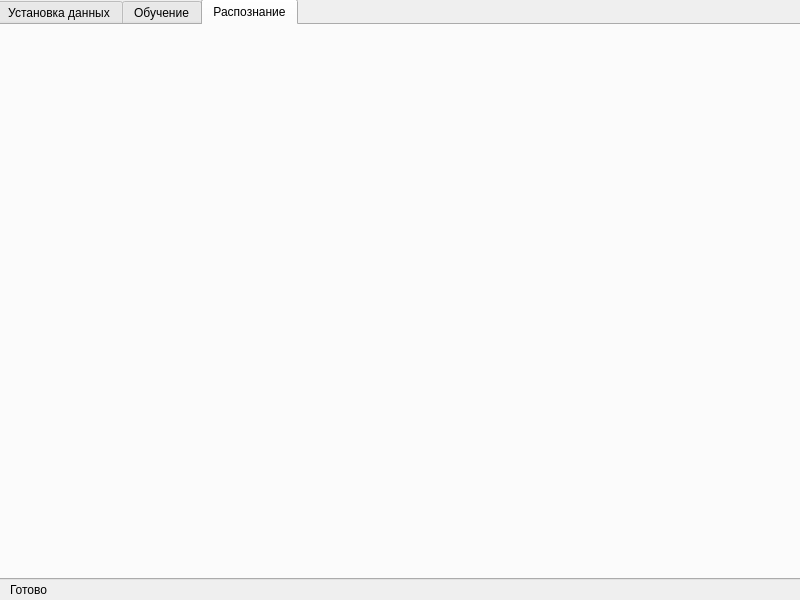
IvKormak/leti_spiketest, file form.ui: the form before one commit.
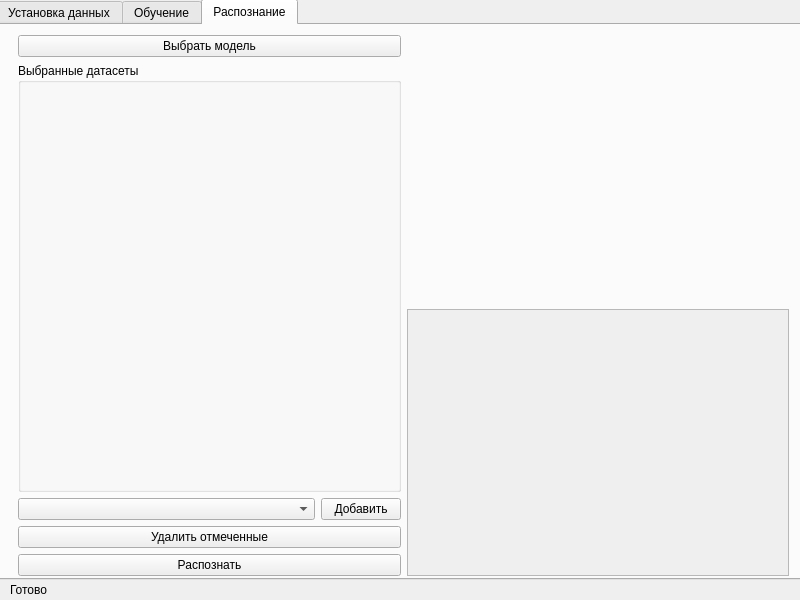
The form after the commit. The open tabs and pages were chosen to show the change.

Commit message: Начал реализовывать работу с готовой моделью

Diff of the .ui file:
```diff
--- a/form.ui
+++ b/form.ui
@@ -487,6 +487,125 @@
     <attribute name="title">
      <string>Распознание</string>
     </attribute>
+    <widget class="QWidget" name="horizontalLayoutWidget_3">
+     <property name="geometry">
+      <rect>
+       <x>20</x>
+       <y>10</y>
+       <width>771</width>
+       <height>541</height>
+      </rect>
+     </property>
+     <layout class="QHBoxLayout" name="horizontalLayout_4">
+      <item>
+       <layout class="QVBoxLayout" name="verticalLayout_5">
+        <item>
+         <widget class="QPushButton" name="chooseModel">
+          <property name="text">
+           <string>Выбрать модель</string>
+          </property>
+         </widget>
+        </item>
+        <item>
+         <widget class="QGroupBox" name="setsGroupBox_2">
+          <property name="sizePolicy">
+           <sizepolicy hsizetype="Preferred" vsizetype="MinimumExpanding">
+            <horstretch>0</horstretch>
+            <verstretch>0</verstretch>
+           </sizepolicy>
+          </property>
+          <property name="title">
+           <string>Выбранные датасеты</string>
+          </property>
+          <widget class="QWidget" name="verticalLayoutWidget_5">
+           <property name="geometry">
+            <rect>
+             <x>9</x>
+             <y>19</y>
+             <width>361</width>
+             <height>391</height>
+            </rect>
+           </property>
+           <layout class="QVBoxLayout" name="reconSetsContainer"/>
+          </widget>
+         </widget>
+        </item>
+        <item>
+         <layout class="QHBoxLayout" name="horizontalLayout_5">
+          <item>
+           <widget class="QComboBox" name="datasetCombo_2">
+            <property name="placeholderText">
+             <string>-- Выбрать датасет --</string>
+            </property>
+           </widget>
+          </item>
+          <item>
+           <widget class="QPushButton" name="addSet">
+            <property name="sizePolicy">
+             <sizepolicy hsizetype="Maximum" vsizetype="Fixed">
+              <horstretch>0</horstretch>
+              <verstretch>0</verstretch>
+             </sizepolicy>
+            </property>
+            <property name="text">
+             <string>Добавить</string>
+            </property>
+           </widget>
+          </item>
+         </layout>
+        </item>
+        <item>
+         <widget class="QPushButton" name="deleteSets">
+          <property name="text">
+           <string>Удалить отмеченные</string>
+          </property>
+         </widget>
+        </item>
+        <item>
+         <widget class="QPushButton" name="recon">
+          <property name="text">
+           <string>Распознать</string>
+          </property>
+         </widget>
+        </item>
+       </layout>
+      </item>
+      <item>
+       <layout class="QVBoxLayout" name="verticalLayout_6">
+        <item>
+         <widget class="QLabel" name="reconGraphics">
+          <property name="text">
+           <string/>
+          </property>
+         </widget>
+        </item>
+        <item>
+         <widget class="QScrollArea" name="answers">
+          <property name="sizePolicy">
+           <sizepolicy hsizetype="Minimum" vsizetype="Minimum">
+            <horstretch>0</horstretch>
+            <verstretch>0</verstretch>
+           </sizepolicy>
+          </property>
+          <property name="widgetResizable">
+           <bool>true</bool>
+          </property>
+          <widget class="QWidget" name="scrollAreaWidgetContents">
+           <property name="geometry">
+            <rect>
+             <x>0</x>
+             <y>0</y>
+             <width>377</width>
+             <height>263</height>
+            </rect>
+           </property>
+          </widget>
+         </widget>
+        </item>
+       </layout>
+      </item>
+     </layout>
+    </widget>
    </widget>
   </widget>
   <widget class="QLabel" name="statusbar">
```
Left out of the diff: 6 changed lines with no effect on the pictures. The commit also changes 1 other file.
